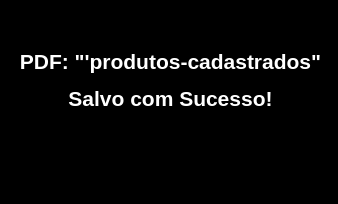
TiagoTHS/Sistema-Simples-de-Cadastro, file ui/warning_pdf.ui: the form before one commit.
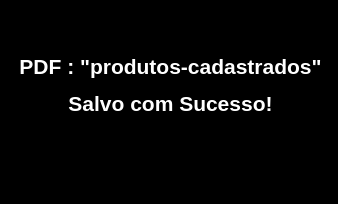
The form after the commit.

Patch:
```diff
--- a/ui/warning_pdf.ui
+++ b/ui/warning_pdf.ui
@@ -23,14 +23,14 @@
       <x>10</x>
       <y>0</y>
       <width>321</width>
-      <height>161</height>
+      <height>171</height>
      </rect>
     </property>
     <property name="styleSheet">
      <string notr="true">color: rgb(255, 255, 255);</string>
     </property>
     <property name="text">
-     <string>&lt;html&gt;&lt;head/&gt;&lt;body&gt;&lt;p align=&quot;center&quot;&gt;&lt;span style=&quot; font-size:16pt; font-weight:600;&quot;&gt;PDF: &amp;quot;'produtos-cadastrados&amp;quot;&lt;/span&gt;&lt;/p&gt;&lt;p align=&quot;center&quot;&gt;&lt;span style=&quot; font-size:16pt; font-weight:600;&quot;&gt;Salvo com Sucesso!&lt;/span&gt;&lt;/p&gt;&lt;/body&gt;&lt;/html&gt;</string>
+     <string>&lt;html&gt;&lt;head/&gt;&lt;body&gt;&lt;p align=&quot;center&quot;&gt;&lt;span style=&quot; font-size:16pt; font-weight:600;&quot;&gt;PDF : &amp;quot;produtos-cadastrados&amp;quot;&lt;/span&gt;&lt;/p&gt;&lt;p align=&quot;center&quot;&gt;&lt;span style=&quot; font-size:16pt; font-weight:600;&quot;&gt;Salvo com Sucesso!&lt;/span&gt;&lt;/p&gt;&lt;/body&gt;&lt;/html&gt;</string>
     </property>
     <property name="alignment">
      <set>Qt::AlignCenter</set>
```
